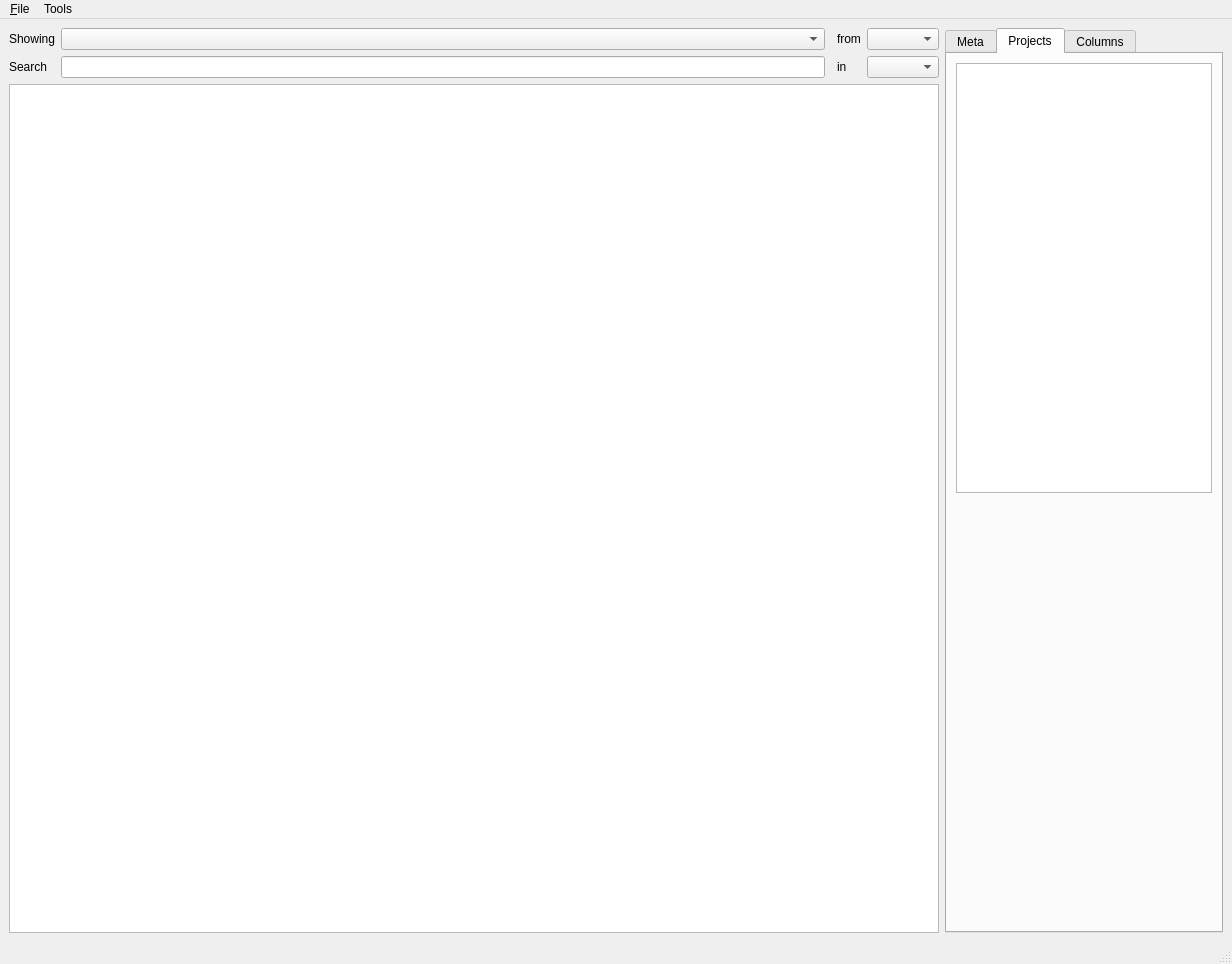
The window that lib/mainlayout.ui (elansegarra/ArDa) describes before a commit, drawn with Qt 5.
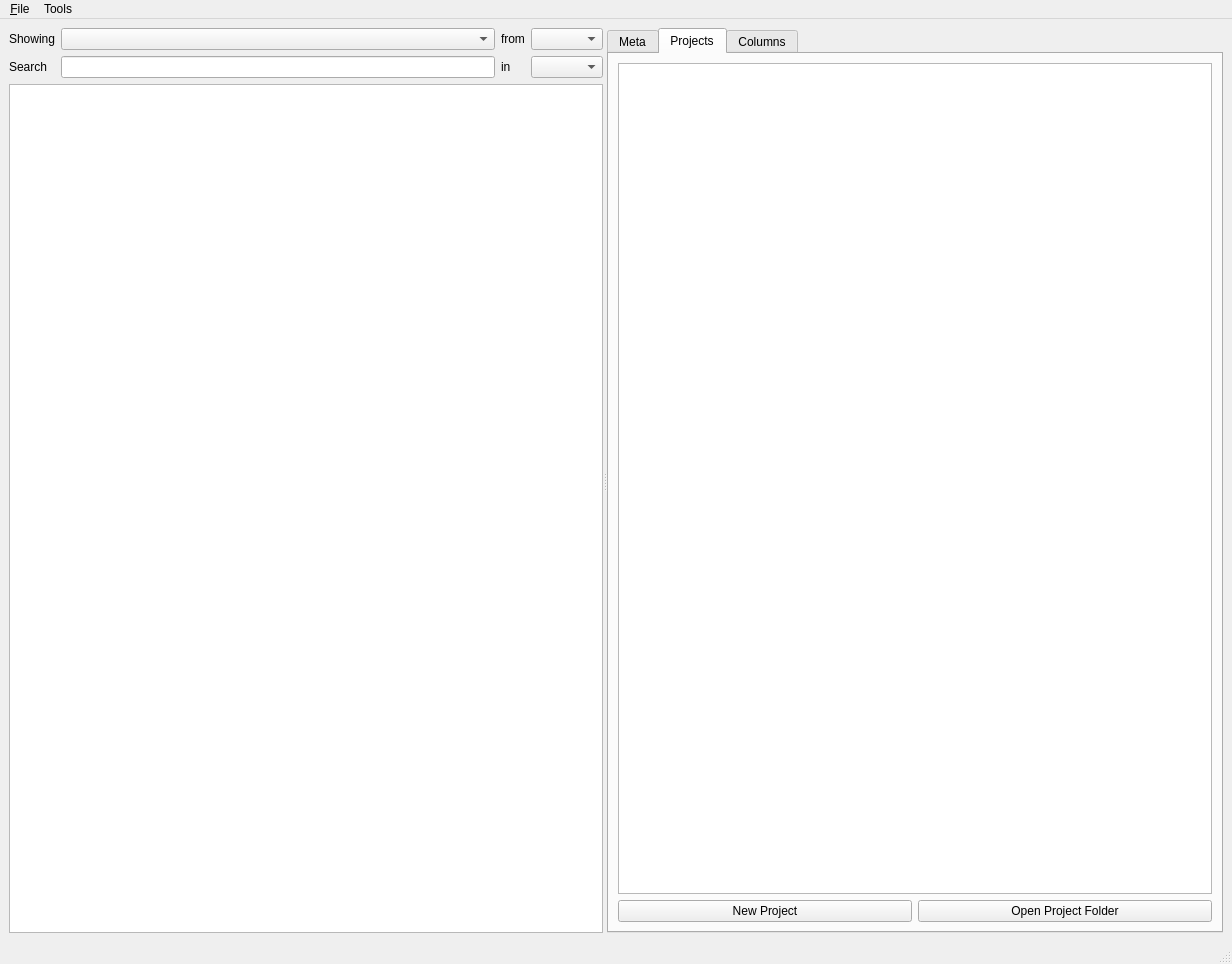
The same window after the commit. The open tabs and pages were chosen to show the change.

Commit message: Added Qsplitter between table and side panel and started implementing the project tree.

```diff
--- a/lib/mainlayout.ui
+++ b/lib/mainlayout.ui
@@ -14,37 +14,27 @@
    <string>LitDash</string>
   </property>
   <widget class="QWidget" name="centralwidget">
-   <layout class="QGridLayout" name="gridLayout">
-    <item row="1" column="1">
-     <widget class="QLineEdit" name="lineEdit_Search"/>
-    </item>
-    <item row="1" column="0">
-     <widget class="QLabel" name="label_7">
-      <property name="text">
-       <string>Search</string>
+   <layout class="QHBoxLayout" name="horizontalLayout">
+    <item>
+     <widget class="QSplitter" name="splitter">
+      <property name="orientation">
+       <enum>Qt::Horizontal</enum>
       </property>
-     </widget>
-    </item>
-    <item row="1" column="3">
-     <widget class="QLabel" name="label_8">
-      <property name="text">
-       <string>in</string>
-      </property>
-     </widget>
-    </item>
-    <item row="0" column="4">
-     <widget class="QComboBox" name="comboBox_Filter_Project"/>
-    </item>
-    <item row="2" column="0" colspan="5">
-     <widget class="QTableView" name="tableView_Docs"/>
-    </item>
+      <widget class="QWidget" name="gridLayoutWidget">
+       <layout class="QGridLayout" name="gridLayout_2">
     <item row="0" column="3">
+         <widget class="QComboBox" name="comboBox_Filter_Project"/>
+        </item>
+        <item row="0" column="2">
      <widget class="QLabel" name="label_6">
       <property name="text">
        <string>from</string>
       </property>
      </widget>
     </item>
+        <item row="0" column="1">
+         <widget class="QComboBox" name="comboBox_Filter"/>
+        </item>
     <item row="0" column="0">
      <widget class="QLabel" name="label_5">
       <property name="text">
@@ -52,10 +42,31 @@
       </property>
      </widget>
     </item>
-    <item row="1" column="4">
+        <item row="1" column="2">
+         <widget class="QLabel" name="label_8">
+          <property name="text">
+           <string>in</string>
+          </property>
+         </widget>
+        </item>
+        <item row="1" column="3">
      <widget class="QComboBox" name="comboBox_Search_Column"/>
     </item>
-    <item row="0" column="5" rowspan="3">
+        <item row="1" column="0">
+         <widget class="QLabel" name="label_7">
+          <property name="text">
+           <string>Search</string>
+          </property>
+         </widget>
+        </item>
+        <item row="1" column="1">
+         <widget class="QLineEdit" name="lineEdit_Search"/>
+        </item>
+        <item row="2" column="0" colspan="4">
+         <widget class="QTableView" name="tableView_Docs"/>
+        </item>
+       </layout>
+      </widget>
      <widget class="QTabWidget" name="tabSidePanel">
       <property name="sizePolicy">
        <sizepolicy hsizetype="Maximum" vsizetype="Expanding">
@@ -229,22 +240,30 @@
        <attribute name="title">
         <string>Projects</string>
        </attribute>
-       <layout class="QVBoxLayout" name="verticalLayout_3">
-        <item>
-         <widget class="QTreeView" name="treeView_Projects"/>
-        </item>
-        <item>
-         <spacer name="verticalSpacer_2">
-          <property name="orientation">
-           <enum>Qt::Vertical</enum>
-          </property>
-          <property name="sizeHint" stdset="0">
-           <size>
-            <width>20</width>
-            <height>40</height>
-           </size>
-          </property>
-         </spacer>
+        <layout class="QGridLayout" name="gridLayout">
+         <item row="1" column="0">
+          <widget class="QPushButton" name="pushButton_NewProject">
+           <property name="text">
+            <string>New Project</string>
+           </property>
+          </widget>
+         </item>
+         <item row="1" column="1">
+          <widget class="QPushButton" name="pushButton_OpenProjectFolder">
+           <property name="text">
+            <string>Open Project Folder</string>
+           </property>
+          </widget>
+         </item>
+         <item row="0" column="0" colspan="2">
+          <widget class="QTreeView" name="treeView_Projects">
+           <property name="sizePolicy">
+            <sizepolicy hsizetype="Expanding" vsizetype="Expanding">
+             <horstretch>1</horstretch>
+             <verstretch>1</verstretch>
+            </sizepolicy>
+           </property>
+          </widget>
         </item>
        </layout>
       </widget>
@@ -331,9 +350,7 @@
        </layout>
       </widget>
      </widget>
-    </item>
-    <item row="0" column="1">
-     <widget class="QComboBox" name="comboBox_Filter"/>
+     </widget>
     </item>
    </layout>
   </widget>
```
Left out of the diff: 14 changed lines with no effect on the pictures. Lines whose indentation alone changed are shown as unchanged. The commit also changes 1 other file.
